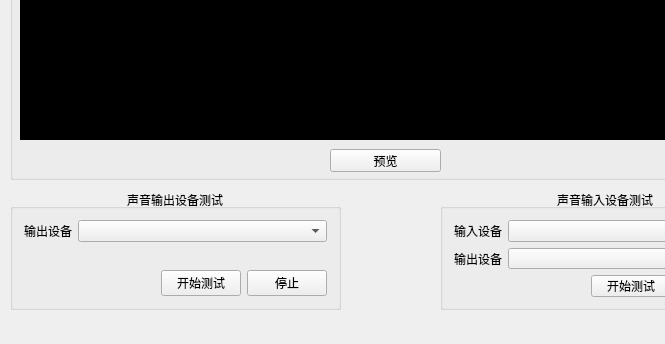
Above: VanView/VanView/vanview.ui from xianfengyi/VanView before the change; both pictures show x 0 to 665 and y 408 to 752 of the 786 by 752 pixel window. Below: the same form after it.
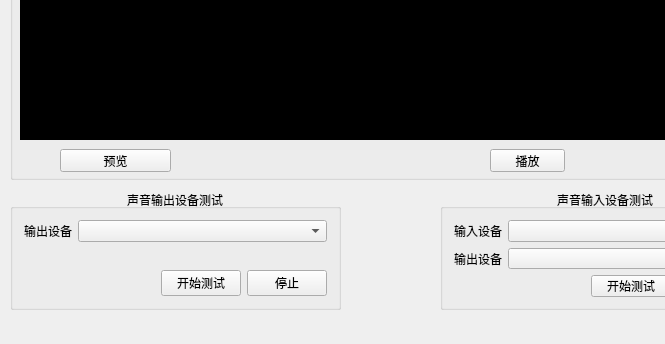
That is the form after the change.

Commit message: Add a player vlc ，now it just can play videofile ，donot have other function

```diff
--- a/VanView/VanView/vanview.ui
+++ b/VanView/VanView/vanview.ui
@@ -63,7 +63,7 @@
     <widget class="QPushButton" name="videoPreViewButton">
      <property name="geometry">
       <rect>
-       <x>320</x>
+       <x>50</x>
        <y>490</y>
        <width>111</width>
        <height>23</height>
@@ -79,6 +79,19 @@
       <string>预览</string>
      </property>
     </widget>
+    <widget class="QPushButton" name="playButton">
+     <property name="geometry">
+      <rect>
+       <x>480</x>
+       <y>490</y>
+       <width>75</width>
+       <height>23</height>
+      </rect>
+     </property>
+     <property name="text">
+      <string>播放</string>
+     </property>
+    </widget>
    </widget>
    <widget class="QWidget" name="layoutWidget">
     <property name="geometry">
```
The commit also changes 720 other files.
